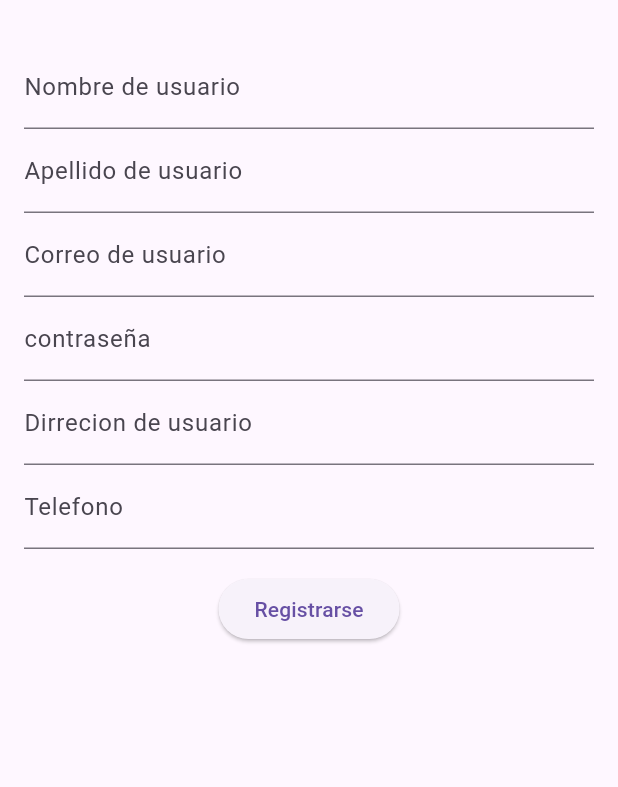
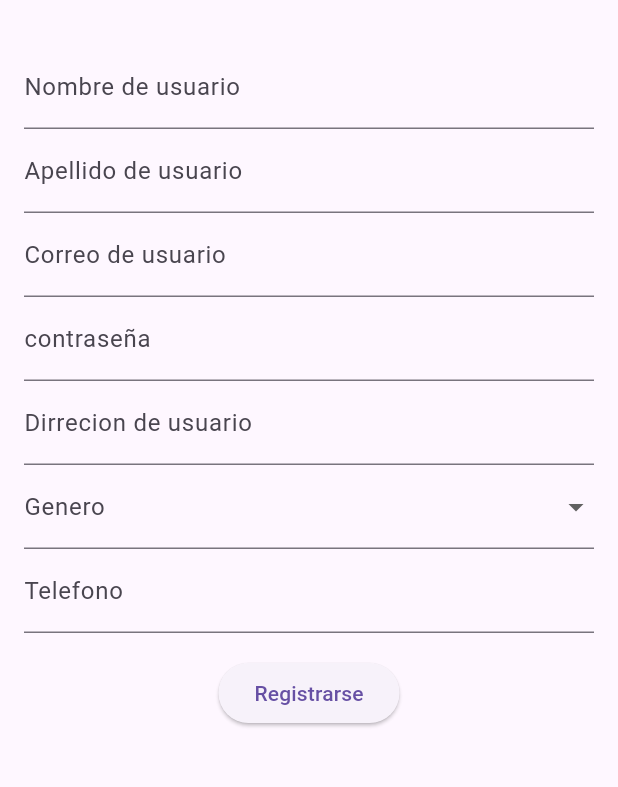
Before and after one commit to alvarofajardo917/Proyecto_flutter_symetrica, a Flutter app: the registropage screen opened by its route, on a phone screen of 412 x 824 dp, the part 63-850 px from its top. Run offline on Flutter 3.47's test engine with Material 3 defaults, Android fonts, the phone set to English and light mode, and no system bars.

Commit message:
29-2-2024 10:43

```diff
--- a/formvalidation/lib/src/pages/registro_page.dart
+++ b/formvalidation/lib/src/pages/registro_page.dart
@@ -1,5 +1,4 @@
 import 'package:flutter/material.dart';
-
 
 // ignore: camel_case_types
 class registropage extends StatelessWidget {
@@ -13,7 +12,8 @@ class registropage extends StatelessWidget {
       ),
       body: const Padding(
         padding: EdgeInsets.all(16.0),
-       child: SingleChildScrollView( // Envuelve el Column con SingleChildScrollView
+        child: SingleChildScrollView(
+          // Envuelve el Column con SingleChildScrollView
           child: RegistroForm(),
         ),
       ),
@@ -36,10 +36,6 @@ class _RegistroFormState extends State<RegistroForm> {
   final _usercorreoController = TextEditingController();
   final _userdirrecionController = TextEditingController();
   final _usertelefonoController = TextEditingController();
-
-
-
-
 
   // Puedes agregar más controladores para otros campos según sea necesario
 
@@ -94,10 +90,10 @@ class _RegistroFormState extends State<RegistroForm> {
             },
           ),
 
-
           TextFormField(
             controller: _userdirrecionController,
-            decoration: const InputDecoration(labelText: 'Dirrecion de usuario'),
+            decoration:
+                const InputDecoration(labelText: 'Dirrecion de usuario'),
             validator: (value) {
               if (value == null || value.isEmpty) {
                 return 'Por favor, ingrese una Direccion de usuario';
@@ -106,9 +102,28 @@ class _RegistroFormState extends State<RegistroForm> {
             },
           ),
 
-
-
-
+          //Lista desplegable
+          DropdownButtonFormField<String>(
+            decoration: const InputDecoration(labelText: 'Genero'),
+            value:
+                null, // Puedes establecerlo en null o en el valor inicial deseado
+            items: const [
+              DropdownMenuItem<String>(
+                value: 'Opción 1',
+                child: Text('Masculino'),
+              ),
+              DropdownMenuItem<String>(
+                value: 'Opción 2',
+                child: Text('Femenino'),
+              ),
+              // Agrega más opciones según sea necesario
+            ],
+            onChanged: (value) {
+              // Lógica cuando se selecciona una opción
+              print('Opción seleccionada: $value');
+              // Puedes agregar lógica adicional aquí, por ejemplo, almacenar el valor en una variable
+            },
+          ),
 
           TextFormField(
             controller: _usertelefonoController,
@@ -120,8 +135,6 @@ class _RegistroFormState extends State<RegistroForm> {
               return null;
             },
           ),
-
-
 
           // Puedes agregar más campos aquí según sea necesario
 
@@ -140,6 +153,4 @@ class _RegistroFormState extends State<RegistroForm> {
       ),
     );
   }
-
-
 }
```
Lines whose indentation alone changed are shown as unchanged.
